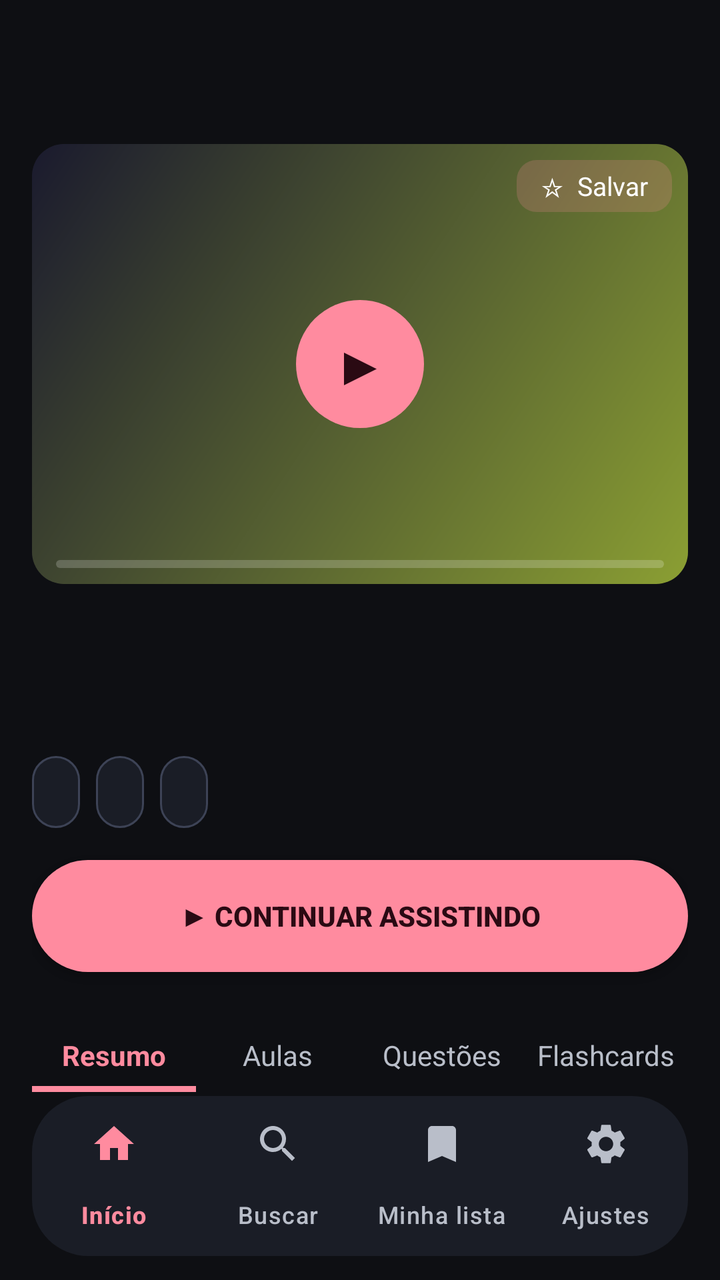
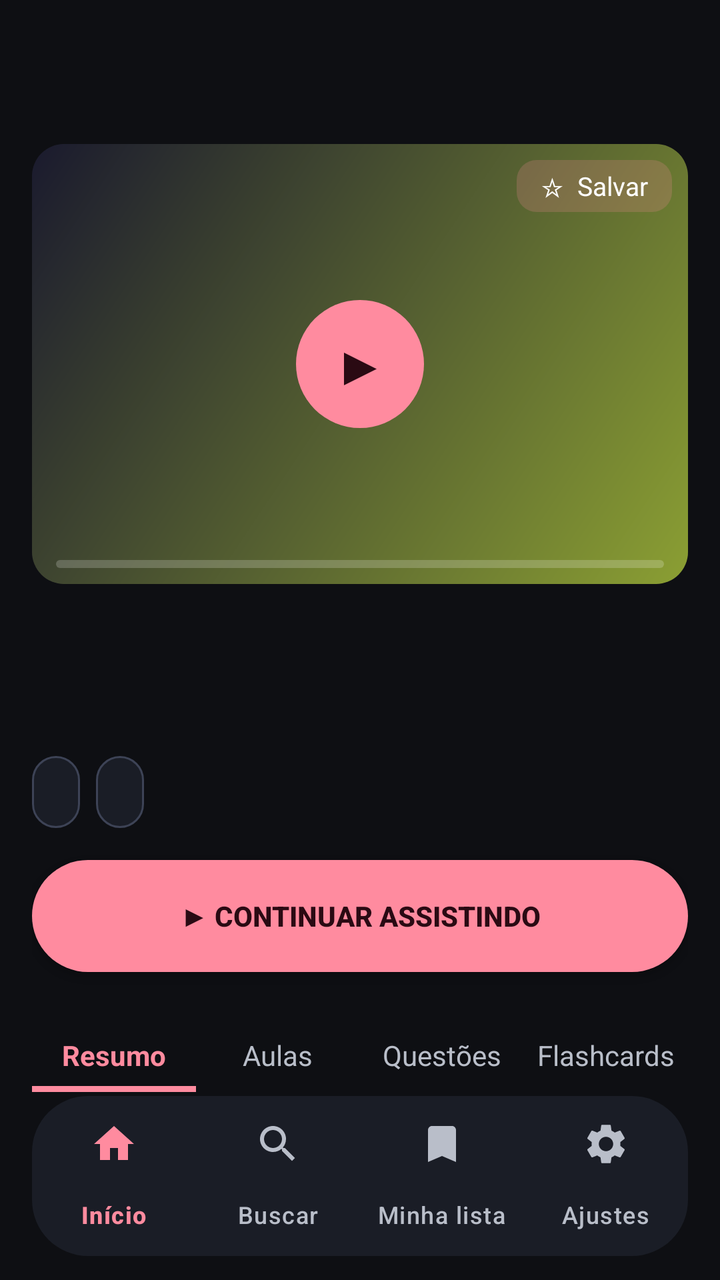

Compare the two renders of this Android layout. The source of the first and the diff that turns it into the second are given below.
<!-- AndroidManifest.xml: application theme Theme.Meggy -->
<!-- res/layout/activity_detail.xml -->
<?xml version="1.0" encoding="utf-8"?>
<LinearLayout xmlns:android="http://schemas.android.com/apk/res/android"
    xmlns:app="http://schemas.android.com/apk/res-auto"
    android:layout_width="match_parent"
    android:layout_height="match_parent"
    android:background="@color/md_background"
    android:orientation="vertical">

    
    <LinearLayout
        android:layout_width="match_parent"
        android:layout_height="wrap_content"
        android:visibility="gone">

        <ImageView
            android:id="@+id/headerSearch"
            android:layout_width="56dp"
            android:layout_height="56dp"
            android:src="@drawable/ic_search" />

        <TextView
            android:id="@+id/headerAvatar"
            android:layout_width="56dp"
            android:layout_height="56dp"
            android:text="M" />
    </LinearLayout>

    <com.google.android.material.appbar.MaterialToolbar
        android:id="@+id/toolbar"
        android:layout_width="match_parent"
        android:layout_height="64dp"
        android:background="@color/md_background"
        android:elevation="0dp"
        app:navigationIconTint="@color/md_primary"
        app:titleTextAppearance="@style/TextAppearance.Material3.TitleLarge"
        app:titleTextColor="@color/md_on_surface" />

    <androidx.core.widget.NestedScrollView
        android:layout_width="match_parent"
        android:layout_height="0dp"
        android:layout_weight="1"
        android:fillViewport="true">

        <LinearLayout
            android:layout_width="match_parent"
            android:layout_height="wrap_content"
            android:orientation="vertical"
            android:clipChildren="false"
            android:paddingHorizontal="@dimen/content_margin"
            android:paddingBottom="@dimen/spacing_lg">

            
            <com.google.android.material.card.MaterialCardView
                android:layout_width="match_parent"
                android:layout_height="@dimen/detail_hero_height"
                android:layout_marginTop="@dimen/spacing_sm"
                app:cardCornerRadius="@dimen/radius_lg"
                app:cardElevation="@dimen/elevation_0"
                app:cardBackgroundColor="@color/tile_bg">

                <FrameLayout
                    android:layout_width="match_parent"
                    android:layout_height="match_parent">

                    <View
                        android:id="@+id/heroBg"
                        android:layout_width="match_parent"
                        android:layout_height="match_parent"
                        android:background="@drawable/card_gradient_pink" />

                    <ImageView
                        android:id="@+id/heroImage"
                        android:layout_width="match_parent"
                        android:layout_height="match_parent"
                        android:scaleType="centerCrop"
                        android:visibility="gone"
                        android:contentDescription="@string/thumb_desc" />

                    <TextView
                        android:id="@+id/heroMonogram"
                        android:layout_width="match_parent"
                        android:layout_height="match_parent"
                        android:gravity="center"
                        android:textColor="@color/tile_title"
                        android:textSize="48sp"
                        android:textStyle="bold" />

                    
                    <TextView
                        android:id="@+id/heroPlayFab"
                        android:layout_width="@dimen/play_fab_size"
                        android:layout_height="@dimen/play_fab_size"
                        android:layout_gravity="center"
                        android:background="@drawable/btn_play_circle"
                        android:clickable="true"
                        android:focusable="true"
                        android:gravity="center"
                        android:text="▶"
                        android:textColor="@color/md_on_primary"
                        android:textSize="28sp" />

                    
                    <TextView
                        android:id="@+id/heroFav"
                        android:layout_width="wrap_content"
                        android:layout_height="wrap_content"
                        android:layout_gravity="top|end"
                        android:layout_margin="@dimen/spacing_sm"
                        android:background="@drawable/badge_resume"
                        android:clickable="true"
                        android:focusable="true"
                        android:nextFocusLeft="@id/heroPlayFab"
                        android:nextFocusDown="@id/ctaContinue"
                        android:paddingHorizontal="@dimen/spacing_md"
                        android:paddingVertical="@dimen/spacing_xs"
                        android:text="☆  Salvar"
                        android:textColor="@color/tile_title"
                        android:textSize="@dimen/text_chip" />

                    
                    <LinearLayout
                        android:layout_width="match_parent"
                        android:layout_height="wrap_content"
                        android:layout_gravity="bottom"
                        android:orientation="vertical"
                        android:paddingHorizontal="@dimen/spacing_md"
                        android:paddingBottom="@dimen/spacing_sm">

                        <TextView
                            android:id="@+id/heroTime"
                            android:layout_width="wrap_content"
                            android:layout_height="wrap_content"
                            android:textColor="@color/tile_title"
                            android:textSize="@dimen/text_card_progress"
                            android:textStyle="bold" />

                        <ProgressBar
                            android:id="@+id/heroProgress"
                            style="?android:attr/progressBarStyleHorizontal"
                            android:layout_width="match_parent"
                            android:layout_height="4dp"
                            android:layout_marginTop="4dp"
                            android:max="100"
                            android:progressDrawable="@drawable/progress_horizontal" />
                    </LinearLayout>
                </FrameLayout>
            </com.google.android.material.card.MaterialCardView>

            
            <TextView
                android:id="@+id/heroTitle"
                android:layout_width="match_parent"
                android:layout_height="wrap_content"
                android:layout_marginTop="@dimen/spacing_lg"
                android:ellipsize="end"
                android:maxLines="2"
                android:textColor="@color/md_on_surface"
                android:textSize="@dimen/text_detail_title"
                android:textStyle="bold" />

            <TextView
                android:id="@+id/heroSubtitle"
                android:layout_width="match_parent"
                android:layout_height="wrap_content"
                android:layout_marginTop="4dp"
                android:ellipsize="end"
                android:maxLines="1"
                android:textColor="@color/md_primary"
                android:textSize="@dimen/text_detail_course" />

            
            <LinearLayout
                android:id="@+id/chipsRow"
                android:layout_width="match_parent"
                android:layout_height="wrap_content"
                android:layout_marginTop="@dimen/spacing_md"
                android:orientation="horizontal">

                <TextView
                    android:id="@+id/chipCount"
                    android:layout_width="wrap_content"
                    android:layout_height="@dimen/chip_height"
                    android:layout_marginEnd="@dimen/spacing_sm"
                    android:background="@drawable/chip_outline"
                    android:gravity="center"
                    android:paddingHorizontal="@dimen/spacing_md"
                    android:textColor="@color/md_on_surface"
                    android:textSize="@dimen/text_chip" />

                <TextView
                    android:id="@+id/chipFolders"
                    android:layout_width="wrap_content"
                    android:layout_height="@dimen/chip_height"
                    android:layout_marginEnd="@dimen/spacing_sm"
                    android:background="@drawable/chip_outline"
                    android:gravity="center"
                    android:paddingHorizontal="@dimen/spacing_md"
                    android:textColor="@color/md_on_surface"
                    android:textSize="@dimen/text_chip" />

                <TextView
                    android:id="@+id/chipProgress"
                    android:layout_width="wrap_content"
                    android:layout_height="@dimen/chip_height"
                    android:background="@drawable/chip_outline"
                    android:gravity="center"
                    android:paddingHorizontal="@dimen/spacing_md"
                    android:textColor="@color/md_on_surface"
                    android:textSize="@dimen/text_chip" />
            </LinearLayout>

            
            <androidx.appcompat.widget.AppCompatButton
                android:id="@+id/ctaContinue"
                android:layout_width="match_parent"
                android:layout_height="@dimen/cta_height"
                android:layout_marginTop="@dimen/spacing_lg"
                android:background="@drawable/btn_primary_pill"
                android:focusable="true"
                android:nextFocusDown="@id/tabResumo"
                android:text="@string/cta_continue"
                android:textColor="@color/md_on_primary"
                android:textSize="@dimen/text_button"
                android:textStyle="bold" />

            
            <LinearLayout
                android:id="@+id/tabsRow"
                android:layout_width="match_parent"
                android:layout_height="wrap_content"
                android:layout_marginTop="@dimen/spacing_xl"
                android:orientation="horizontal">

                <LinearLayout
                    android:id="@+id/tabResumo"
                    android:layout_width="0dp"
                    android:layout_height="wrap_content"
                    android:layout_weight="1"
                    android:clickable="true"
                    android:focusable="true"
                    android:background="@drawable/focus_ring_transparent"
                    android:focusableInTouchMode="true"
                    android:nextFocusRight="@id/tabAulas"
                    android:nextFocusUp="@id/ctaContinue"
                    android:nextFocusDown="@id/recycler"
                    android:gravity="center"
                    android:orientation="vertical"
                    android:paddingVertical="@dimen/spacing_sm">

                    <TextView
                        android:id="@+id/tabResumoLabel"
                        android:layout_width="wrap_content"
                        android:layout_height="wrap_content"
                        android:text="@string/tab_summary"
                        android:textColor="@color/md_primary"
                        android:textSize="@dimen/text_tab"
                        android:textStyle="bold" />

                    <View
                        android:id="@+id/tabIndicatorResumo"
                        android:layout_width="match_parent"
                        android:layout_height="3dp"
                        android:layout_marginTop="6dp"
                        android:background="@color/md_primary" />
                </LinearLayout>

                <LinearLayout
                    android:id="@+id/tabAulas"
                    android:layout_width="0dp"
                    android:layout_height="wrap_content"
                    android:layout_weight="1"
                    android:clickable="true"
                    android:focusable="true"
                    android:background="@drawable/focus_ring_transparent"
                    android:focusableInTouchMode="true"
                    android:nextFocusLeft="@id/tabResumo"
                    android:nextFocusRight="@id/tabQuestoes"
                    android:nextFocusUp="@id/ctaContinue"
                    android:nextFocusDown="@id/recycler"
                    android:gravity="center"
                    android:orientation="vertical"
                    android:paddingVertical="@dimen/spacing_sm">

                    <TextView
                        android:id="@+id/tabAulasLabel"
                        android:layout_width="wrap_content"
                        android:layout_height="wrap_content"
                        android:text="@string/tab_lessons"
                        android:textColor="@color/md_on_surface_variant"
                        android:textSize="@dimen/text_tab" />

                    <View
                        android:id="@+id/tabIndicatorAulas"
                        android:layout_width="match_parent"
                        android:layout_height="3dp"
                        android:layout_marginTop="6dp"
                        android:background="@android:color/transparent" />
                </LinearLayout>

                <LinearLayout
                    android:id="@+id/tabQuestoes"
                    android:layout_width="0dp"
                    android:layout_height="wrap_content"
                    android:layout_weight="1"
                    android:clickable="true"
                    android:focusable="true"
                    android:background="@drawable/focus_ring_transparent"
                    android:focusableInTouchMode="true"
                    android:nextFocusLeft="@id/tabAulas"
                    android:nextFocusRight="@id/tabFlashcards"
                    android:nextFocusUp="@id/ctaContinue"
                    android:nextFocusDown="@id/recycler"
                    android:gravity="center"
                    android:orientation="vertical"
                    android:paddingVertical="@dimen/spacing_sm">

                    <TextView
                        android:id="@+id/tabQuestoesLabel"
                        android:layout_width="wrap_content"
                        android:layout_height="wrap_content"
                        android:text="@string/tab_questions"
                        android:textColor="@color/md_on_surface_variant"
                        android:textSize="@dimen/text_tab" />

                    <View
                        android:id="@+id/tabIndicatorQuestoes"
                        android:layout_width="match_parent"
                        android:layout_height="3dp"
                        android:layout_marginTop="6dp"
                        android:background="@android:color/transparent" />
                </LinearLayout>

                <LinearLayout
                    android:id="@+id/tabFlashcards"
                    android:layout_width="0dp"
                    android:layout_height="wrap_content"
                    android:layout_weight="1"
                    android:clickable="true"
                    android:focusable="true"
                    android:background="@drawable/focus_ring_transparent"
                    android:focusableInTouchMode="true"
                    android:nextFocusLeft="@id/tabQuestoes"
                    android:nextFocusUp="@id/ctaContinue"
                    android:nextFocusDown="@id/recycler"
                    android:gravity="center"
                    android:orientation="vertical"
                    android:paddingVertical="@dimen/spacing_sm">

                    <TextView
                        android:id="@+id/tabFlashcardsLabel"
                        android:layout_width="wrap_content"
                        android:layout_height="wrap_content"
                        android:text="@string/tab_flashcards"
                        android:textColor="@color/md_on_surface_variant"
                        android:textSize="@dimen/text_tab" />

                    <View
                        android:id="@+id/tabIndicatorFlashcards"
                        android:layout_width="match_parent"
                        android:layout_height="3dp"
                        android:layout_marginTop="6dp"
                        android:background="@android:color/transparent" />
                </LinearLayout>
            </LinearLayout>

            
            <LinearLayout
                android:id="@+id/panelResumo"
                android:layout_width="match_parent"
                android:layout_height="wrap_content"
                android:orientation="vertical">

                <TextView
                    android:id="@+id/resumoState"
                    android:layout_width="match_parent"
                    android:layout_height="wrap_content"
                    android:textColor="@color/md_primary"
                    android:textSize="@dimen/text_card_progress" />

                <TextView
                    android:id="@+id/resumoText"
                    android:layout_width="match_parent"
                    android:layout_height="wrap_content"
                    android:layout_marginTop="@dimen/spacing_md"
                    android:lineSpacingMultiplier="1.35"
                    android:textColor="@color/md_on_surface"
                    android:textSize="@dimen/text_detail_body" />

                <TextView
                    android:id="@+id/detailFooter"
                    android:layout_width="match_parent"
                    android:layout_height="wrap_content"
                    android:layout_marginTop="@dimen/spacing_xl"
                    android:gravity="end"
                    android:textColor="@color/md_on_surface_variant"
                    android:textSize="@dimen/text_card_progress" />
            </LinearLayout>

            
            <LinearLayout
                android:id="@+id/panelAulas"
                android:layout_width="match_parent"
                android:layout_height="wrap_content"
                android:orientation="vertical"
                android:clipChildren="false"
                android:visibility="gone">

                <com.google.android.material.textfield.TextInputLayout
                    android:layout_width="match_parent"
                    android:layout_height="wrap_content"
                    android:layout_marginTop="@dimen/spacing_md"
                    app:boxBackgroundColor="@color/md_surface_container"
                    app:boxCornerRadiusTopStart="28dp"
                    app:boxCornerRadiusTopEnd="28dp"
                    app:boxCornerRadiusBottomStart="28dp"
                    app:boxCornerRadiusBottomEnd="28dp"
                    app:boxStrokeWidth="0dp">

                    <com.google.android.material.textfield.TextInputEditText
                        android:id="@+id/lessonSearch"
                        android:layout_width="match_parent"
                        android:layout_height="wrap_content"
                        android:hint="Buscar aula…"
                        android:imeOptions="actionSearch"
                        android:inputType="text"
                        android:textColor="@color/md_on_surface"
                        android:textColorHint="@color/md_on_surface_variant"
                        android:textSize="@dimen/text_card_subtitle" />
                </com.google.android.material.textfield.TextInputLayout>

                
                <LinearLayout
                    android:id="@+id/filterChipsRow"
                    android:layout_width="match_parent"
                    android:layout_height="wrap_content"
                    android:layout_marginTop="@dimen/spacing_md"
                    android:orientation="horizontal"
                    android:visibility="gone">

                    <TextView
                        android:id="@+id/chipFilterAll"
                        android:layout_width="wrap_content"
                        android:layout_height="@dimen/chip_height"
                        android:layout_marginEnd="@dimen/spacing_sm"
                        android:background="@drawable/chip_outline"
                        android:clickable="true"
                        android:focusable="true"
                        android:gravity="center"
                        android:paddingHorizontal="@dimen/spacing_md"
                        android:text="@string/flat_filter_all"
                        android:textColor="@color/md_on_surface_variant"
                        android:textSize="@dimen/text_chip" />

                    <TextView
                        android:id="@+id/chipFilterVideos"
                        android:layout_width="wrap_content"
                        android:layout_height="@dimen/chip_height"
                        android:layout_marginEnd="@dimen/spacing_sm"
                        android:background="@drawable/chip_outline"
                        android:clickable="true"
                        android:focusable="true"
                        android:gravity="center"
                        android:paddingHorizontal="@dimen/spacing_md"
                        android:text="@string/flat_filter_videos"
                        android:textColor="@color/md_on_surface_variant"
                        android:textSize="@dimen/text_chip" />

                    <TextView
                        android:id="@+id/chipFilterMaterials"
                        android:layout_width="wrap_content"
                        android:layout_height="@dimen/chip_height"
                        android:background="@drawable/chip_outline"
                        android:clickable="true"
                        android:focusable="true"
                        android:gravity="center"
                        android:paddingHorizontal="@dimen/spacing_md"
                        android:text="@string/flat_filter_materials"
                        android:textColor="@color/md_on_surface_variant"
                        android:textSize="@dimen/text_chip" />
                </LinearLayout>

                <TextView
                    android:id="@+id/labelContinue"
                    android:layout_width="match_parent"
                    android:layout_height="wrap_content"
                    android:layout_marginTop="@dimen/spacing_xl"
                    android:text="@string/continue_from_where"
                    android:textColor="@color/md_on_surface"
                    android:textSize="@dimen/text_section_title"
                    android:textStyle="bold"
                    android:visibility="gone" />

                
                <androidx.recyclerview.widget.RecyclerView
                    android:id="@+id/railContinue"
                    android:layout_width="match_parent"
                    android:layout_height="wrap_content"
                    android:layout_marginTop="@dimen/spacing_md"
                    android:clipToPadding="false"
                    android:paddingHorizontal="16dp"
                    android:paddingVertical="12dp"
                    android:clipChildren="false"
                    android:overScrollMode="never"
                    android:visibility="gone" />

                <TextView
                    android:id="@+id/sectionLabel"
                    android:layout_width="match_parent"
                    android:layout_height="wrap_content"
                    android:layout_marginTop="@dimen/spacing_xl"
                    android:text="@string/tab_lessons"
                    android:textColor="@color/md_on_surface"
                    android:textSize="@dimen/text_section_title"
                    android:textStyle="bold" />

                
                <androidx.recyclerview.widget.RecyclerView
                    android:id="@+id/recycler"
                    android:layout_width="match_parent"
                    android:layout_height="wrap_content"
                    android:layout_marginTop="@dimen/spacing_md"
                    android:clipToPadding="false"
                    android:padding="16dp"
                    android:clipChildren="false"
                    android:nestedScrollingEnabled="false"
                    android:overScrollMode="never" />

                <ProgressBar
                    android:id="@+id/loadingView"
                    android:layout_width="wrap_content"
                    android:layout_height="wrap_content"
                    android:layout_gravity="center"
                    android:layout_marginTop="@dimen/spacing_xl"
                    android:visibility="gone" />

                <TextView
                    android:id="@+id/emptyState"
                    android:layout_width="match_parent"
                    android:layout_height="wrap_content"
                    android:layout_marginTop="@dimen/spacing_xl"
                    android:gravity="center"
                    android:text="@string/browse_empty"
                    android:textColor="@color/md_on_surface_variant"
                    android:textSize="@dimen/text_detail_body"
                    android:visibility="gone" />
            </LinearLayout>

            
            <LinearLayout
                android:id="@+id/panelQuestoes"
                android:layout_width="match_parent"
                android:layout_height="wrap_content"
                android:orientation="vertical"
                android:visibility="gone">

                <TextView
                    android:id="@+id/questoesText"
                    android:layout_width="match_parent"
                    android:layout_height="wrap_content"
                    android:layout_marginTop="@dimen/spacing_md"
                    android:text="@string/no_questions"
                    android:textColor="@color/md_on_surface_variant"
                    android:textSize="@dimen/text_detail_body" />
            </LinearLayout>

            
            <LinearLayout
                android:id="@+id/panelFlashcards"
                android:layout_width="match_parent"
                android:layout_height="wrap_content"
                android:orientation="vertical"
                android:visibility="gone">

                <TextView
                    android:id="@+id/flashcardsText"
                    android:layout_width="match_parent"
                    android:layout_height="wrap_content"
                    android:layout_marginTop="@dimen/spacing_md"
                    android:text="@string/no_flashcards"
                    android:textColor="@color/md_on_surface_variant"
                    android:textSize="@dimen/text_detail_body" />
            </LinearLayout>
        </LinearLayout>
    </androidx.core.widget.NestedScrollView>

    
    <com.google.android.material.bottomnavigation.BottomNavigationView
        android:id="@+id/bottomNav"
        android:layout_width="match_parent"
        android:layout_height="wrap_content"
        android:layout_marginHorizontal="@dimen/content_margin"
        android:layout_marginBottom="@dimen/spacing_md"
        android:background="@drawable/nav_bar_background"
        android:elevation="@dimen/elevation_3"
        app:itemActiveIndicatorStyle="@style/NavIndicatorPill"
        app:itemIconTint="@color/bottom_nav_item_color"
        app:itemTextColor="@color/bottom_nav_item_color"
        app:labelVisibilityMode="labeled"
        app:menu="@menu/bottom_nav_menu" />
</LinearLayout>
<!-- resources referenced by this layout -->
<resources>
  <color name="md_background">#FF0E0F13</color>
  <color name="md_on_primary">#FF2A0A13</color>
  <color name="md_on_surface">#FFEDEEF2</color>
  <color name="md_on_surface_variant">#FFB9BEC9</color>
  <color name="md_primary">#FFFF8B9F</color>
  <color name="md_surface_container">#FF1A1D26</color>
  <color name="tile_bg">#FF14161C</color>
  <color name="tile_title">#FFFFFFFF</color>
  <dimen name="chip_height">36dp</dimen>
  <dimen name="content_margin">16dp</dimen>
  <dimen name="cta_height">56dp</dimen>
  <dimen name="detail_hero_height">220dp</dimen>
  <dimen name="elevation_0">0dp</dimen>
  <dimen name="elevation_3">3dp</dimen>
  <dimen name="play_fab_size">64dp</dimen>
  <dimen name="radius_lg">16dp</dimen>
  <dimen name="spacing_lg">16dp</dimen>
  <dimen name="spacing_md">12dp</dimen>
  <dimen name="spacing_sm">8dp</dimen>
  <dimen name="spacing_xl">24dp</dimen>
  <dimen name="spacing_xs">4dp</dimen>
  <dimen name="text_button">14sp</dimen>
  <dimen name="text_card_progress">12sp</dimen>
  <dimen name="text_card_subtitle">14sp</dimen>
  <dimen name="text_chip">13sp</dimen>
  <dimen name="text_detail_body">16sp</dimen>
  <dimen name="text_detail_course">16sp</dimen>
  <dimen name="text_detail_title">24sp</dimen>
  <dimen name="text_section_title">22sp</dimen>
  <dimen name="text_tab">14sp</dimen>
  <!-- drawable badge_resume (drawable) -->
  <?xml version="1.0" encoding="utf-8"?>
  <shape xmlns:android="http://schemas.android.com/apk/res/android"
      android:shape="rectangle">
      <solid android:color="#33FF8B9F" />
      <corners android:radius="10dp" />
  </shape>
  <!-- drawable nav_bar_background (drawable) -->
  <?xml version="1.0" encoding="utf-8"?>
  <shape xmlns:android="http://schemas.android.com/apk/res/android"
      android:shape="rectangle">
      <corners android:radius="28dp" />
      <solid android:color="@color/md_surface_container" />
  </shape>
  <string name="browse_empty">Pasta vazia.</string>
  <string name="continue_from_where">Continuar de onde parou</string>
  <string name="cta_continue">▶ Continuar assistindo</string>
  <string name="flat_filter_all">Todos</string>
  <string name="flat_filter_materials">Materiais</string>
  <string name="flat_filter_videos">Vídeos</string>
  <string name="no_flashcards">Ainda não há flashcards gerados para esta aula.</string>
  <string name="no_questions">Ainda não há questões geradas para esta aula.</string>
  <string name="tab_flashcards">Flashcards</string>
  <string name="tab_lessons">Aulas</string>
  <string name="tab_questions">Questões</string>
  <string name="tab_summary">Resumo</string>
  <string name="thumb_desc">Thumbnail da aula</string>
  <style name="NavIndicatorPill" parent="Widget.Material3.BottomNavigationView.ActiveIndicator">
          <item name="android:background">@drawable/nav_indicator_pill</item>
      </style>
  <dimen name="radius_pill">64dp</dimen>
  <color name="md_outline">#FF3D4356</color>
  <dimen name="radius_md">12dp</dimen>
  <color name="tile_bg_focused">#FF1E212B</color>
  <dimen name="focus_ring_width">3dp</dimen>
  <color name="tile_focus_ring">#FFFF8B9F</color>
  <color name="progress_track">#33FFFFFF</color>
  <color name="md_primary_container">#FF3A2029</color>
  <color name="md_on_primary_container">#FFFFD9E0</color>
  <color name="md_secondary">#FFB3A6B0</color>
  <color name="md_on_secondary">#FF221A20</color>
  <color name="md_secondary_container">#FF2B2530</color>
  <color name="md_on_secondary_container">#FFE8DDE6</color>
  <color name="md_surface">#FF14161C</color>
  <color name="md_surface_variant">#FF1E212B</color>
  <color name="md_on_background">#FFEDEEF2</color>
  <color name="md_outline_variant">#FF262A36</color>
  <color name="md_error">#FFCF6679</color>
  <color name="md_on_error">#FF600014</color>
  <color name="hero_badge_bg">#1FFF8B9F</color>
  <!-- unchanged entries left out for length: 10 -->
</resources>

<!-- the commit's change to res/layout/activity_detail.xml (unified diff, before → after) -->
@@ -178,17 +178,6 @@
 
                 <TextView
                     android:id="@+id/chipCount"
-                    android:layout_width="wrap_content"
-                    android:layout_height="@dimen/chip_height"
-                    android:layout_marginEnd="@dimen/spacing_sm"
-                    android:background="@drawable/chip_outline"
-                    android:gravity="center"
-                    android:paddingHorizontal="@dimen/spacing_md"
-                    android:textColor="@color/md_on_surface"
-                    android:textSize="@dimen/text_chip" />
-
-                <TextView
-                    android:id="@+id/chipFolders"
                     android:layout_width="wrap_content"
                     android:layout_height="@dimen/chip_height"
                     android:layout_marginEnd="@dimen/spacing_sm"
